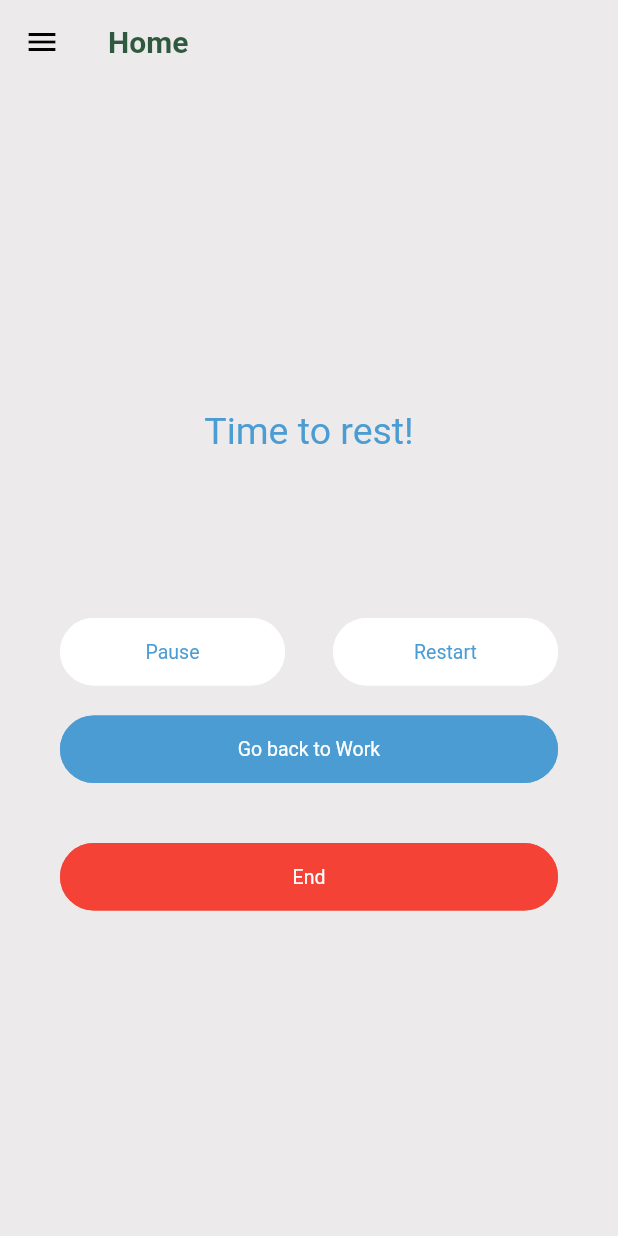
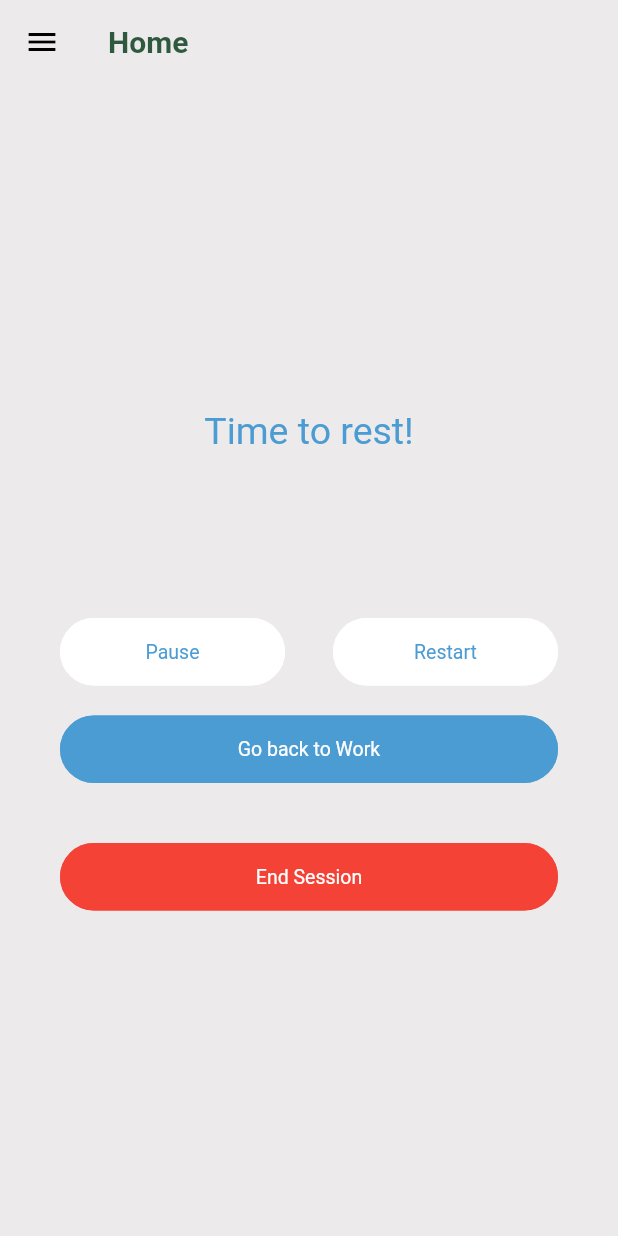
Before and after one commit to GSC-2023/Flutter_App, a Flutter app: the Break screen opened by its route, after a tap on "Begin Break", on a phone screen of 412 x 824 dp. Run offline on Flutter 3.47's test engine with Material 2 defaults, Android fonts, the phone set to English and light mode, and no system bars; drawn by our look-alikes of getwidget; our stand-ins replace cloud_firestore, firebase_auth, firebase_core, firebase_storage, flutter_datetime_picker, flutter_dotenv and 7 more; missing offline and left inert: dart:ffi, external_app_launcher, flutter_polyline_points, google_maps_utils, neon_circular_timer, scidart; accounts and stored records are empty; generated files the repository leaves out were written again.

Commit message:
chore: final touches

```diff
--- a/break_app/lib/screens/home.dart
+++ b/break_app/lib/screens/home.dart
@@ -371,7 +371,7 @@ class _HomeState extends State<Home> {
                                 showForcedEndDayalertDialog(context);
                               }
                             : null,
-                        text: "End",
+                        text: "End Session",
                         textColor: White,
                         shape: GFButtonShape.pills,
                         color: Colors.red,
--- a/break_app/lib/screens/home_utils/break.dart
+++ b/break_app/lib/screens/home_utils/break.dart
@@ -463,7 +463,7 @@ class _BreakState extends State<Break> {
                                 showForcedEndDayalertDialog(context);
                               }
                             : null,
-                        text: "End",
+                        text: "End Session",
                         textColor: White,
                         shape: GFButtonShape.pills,
                         color: Colors.red,
```
